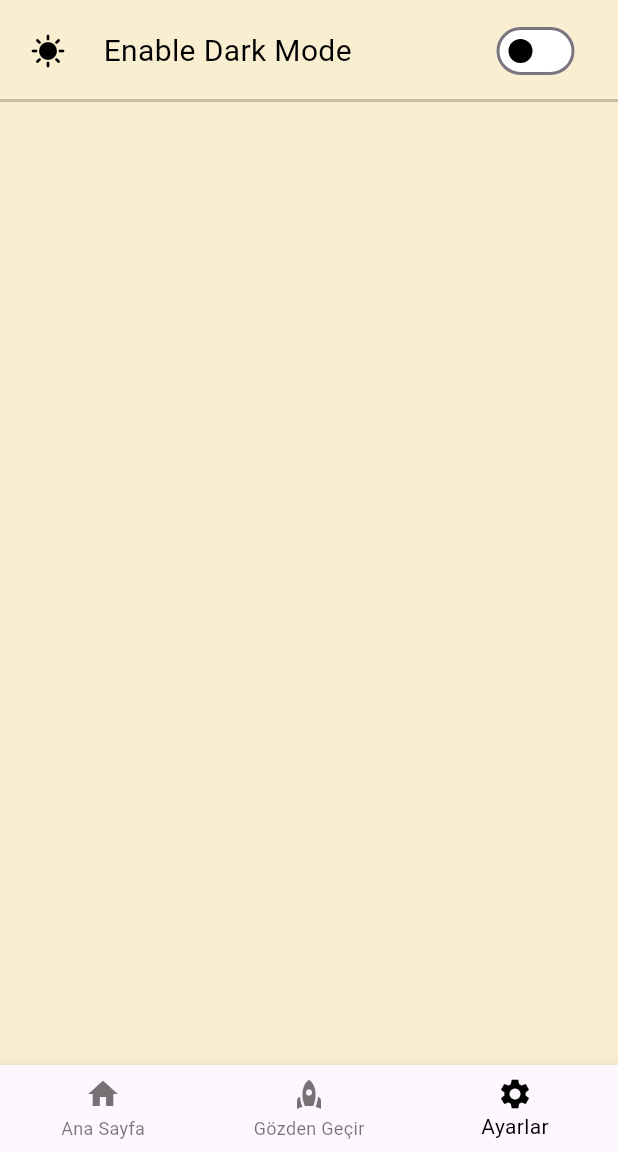
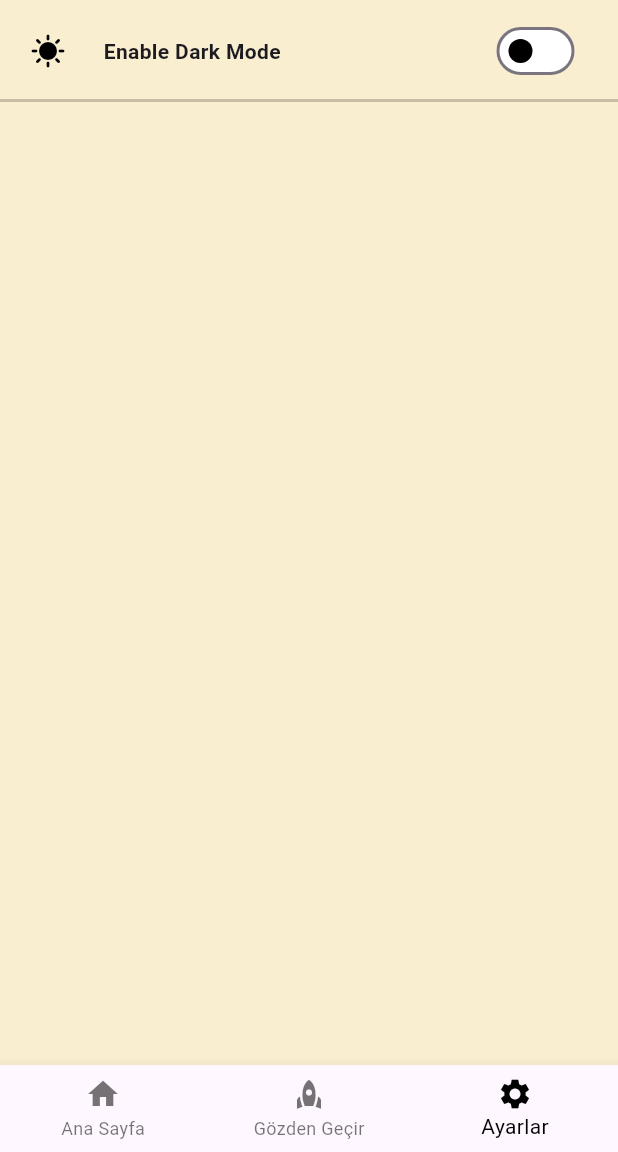
Before and after one commit to yasinctn/word_wizard, a Flutter app: the screen it shows after launch, item 3 of the bottom bar chosen, on a phone screen of 412 x 824 dp, the part 84-1236 px from its top. Run offline on Flutter 3.47's test engine with Material 3 defaults, Android fonts, the phone set to English and light mode, and no system bars; our stand-ins replace audioplayers.

Commit message:
Update ayarlar.dart

```diff
--- a/lib/Screens/ayarlar.dart
+++ b/lib/Screens/ayarlar.dart
@@ -101,7 +101,7 @@ class _AppThemeState extends State<AppTheme> {
                   child: Padding(
                     padding:  EdgeInsets.fromLTRB(25.0, 10.0,0,0),
                     child: Text(themeAppText,
-
+                    style: TextStyle(fontWeight: FontWeight.bold),
                     style: TextStyle(color: dividerColor,
                     fontSize: 20.0),),
 
```
